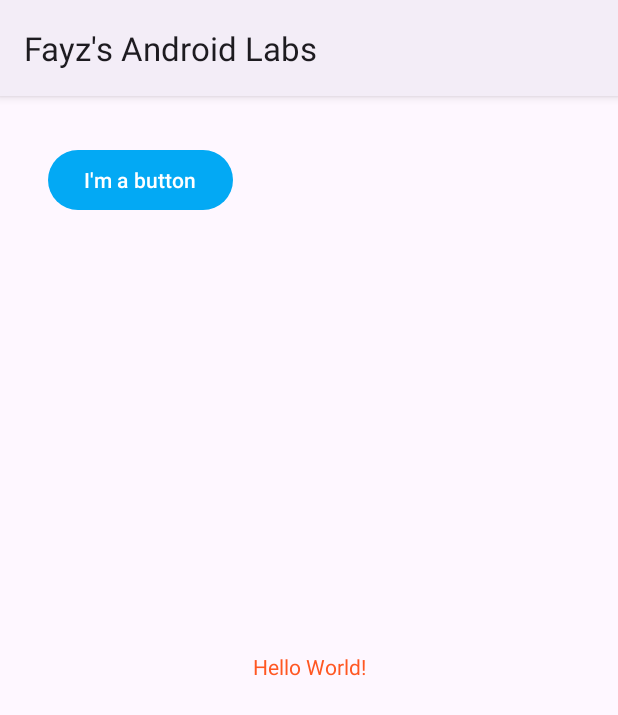
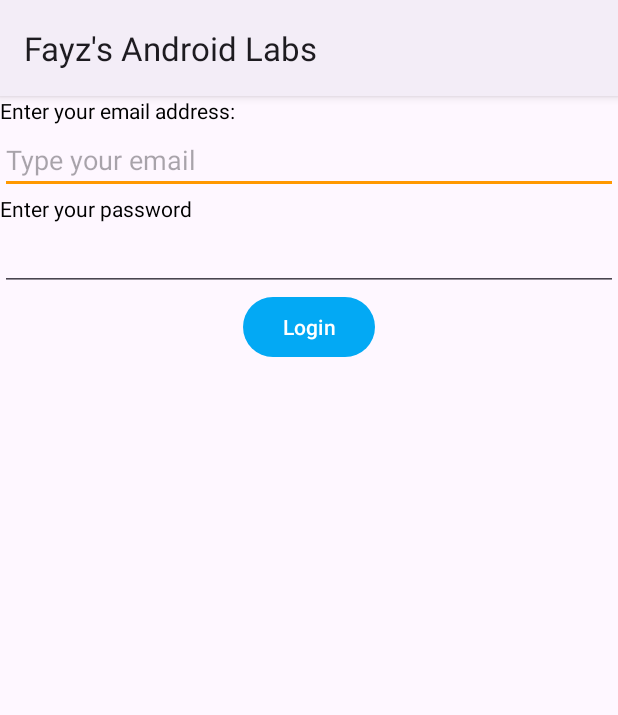
Before and after one commit to fizovoo/MyAndroidLabs, an Android app: the screen it shows after launch (MainActivity), on a phone screen of 412 x 824 dp. Shown: the top 715 px of the screen. Run offline under Robolectric (Android 15) with nearby library versions, the phone set to English and light mode, and no system bars.

Commit message:
Finished Lab 4

```diff
--- a/app/build.gradle
+++ b/app/build.gradle
@@ -5,6 +5,10 @@ plugins {
 android {
     namespace 'algonquin.cst2335.resh0004'
     compileSdk 33
+
+    buildFeatures{
+        viewBinding true
+    }
 
     defaultConfig {
         applicationId "algonquin.cst2335.resh0004"
--- a/app/src/main/java/algonquin/cst2335/resh0004/MainActivity.java
+++ b/app/src/main/java/algonquin/cst2335/resh0004/MainActivity.java
@@ -2,11 +2,37 @@ package algonquin.cst2335.resh0004;
 
 import androidx.appcompat.app.AppCompatActivity;
 
+import android.content.Intent;
 import android.os.Bundle;
 import android.util.Log;
 
+import algonquin.cst2335.resh0004.databinding.ActivityMainBinding;
+
 public class MainActivity extends AppCompatActivity {
     private static String TAG = "MainActivity";
+    protected ActivityMainBinding binding;
+
+    @Override
+    protected void onCreate(Bundle savedInstanceState) {
+        super.onCreate(savedInstanceState);
+        binding = ActivityMainBinding.inflate(getLayoutInflater());
+        setContentView(R.layout.activity_main);
+        Log.w(TAG, "In onCreate() - Loading Widgets");
+        setContentView(binding.getRoot());
+        binding.loginButton.setOnClickListener(clk ->
+        {
+            Log.e(TAG, "You Clicked the button");
+            Intent nextPage = new Intent(this, SecondActivity.class);
+
+            String input = binding.editText.getText().toString();
+            String password = binding.editText2.getText().toString();
+
+            nextPage.putExtra("Email", input);
+            nextPage.putExtra("PASSWORD", password);
+
+            startActivity(nextPage);
+        });
+    }
     @Override
     protected void onStop() {
         Log.w(TAG, "The application is no longer visible.");
@@ -37,12 +63,6 @@ public class MainActivity extends AppCompatActivity {
         super.onDestroy();
     }
 
-    @Override
-    protected void onCreate(Bundle savedInstanceState) {
 
 
-        Log.w( "MainActivity", "In onCreate() - Loading Widgets" );
-        super.onCreate(savedInstanceState);
-        setContentView(R.layout.activity_main);
-    }
 }
--- a/app/src/main/res/layout/activity_main.xml
+++ b/app/src/main/res/layout/activity_main.xml
@@ -8,30 +8,52 @@
 
 
     <TextView
+        android:id="@+id/textView"
+        android:layout_width="175dp"
+        android:layout_height="20dp"
+        android:text="Enter your email address:"
+        tools:layout_editor_absoluteX="2dp"
+        tools:layout_editor_absoluteY="2dp"
+        tools:ignore="MissingConstraints" />
+
+    <EditText
+        android:id="@+id/editText"
+        android:layout_width="0dp"
+        android:layout_height="wrap_content"
+        android:ems="10"
+        android:inputType="text"
+        android:hint="Type your email"
+        app:layout_constraintEnd_toEndOf="parent"
+        app:layout_constraintStart_toStartOf="parent"
+        app:layout_constraintTop_toBottomOf="@+id/textView" />
+
+    <TextView
+        android:id="@+id/textView2"
         android:layout_width="wrap_content"
         android:layout_height="wrap_content"
-        android:text="@string/hello_message"
-        app:layout_constraintBottom_toBottomOf="parent"
+        android:text="Enter your password"
+        app:layout_constraintStart_toStartOf="parent"
+        app:layout_constraintTop_toBottomOf="@+id/editText" />
+
+    <EditText
+        android:id="@+id/editText2"
+        android:layout_width="0dp"
+        android:layout_height="wrap_content"
+        android:ems="10"
+        android:inputType="textPassword"
+        android:text=""
         app:layout_constraintEnd_toEndOf="parent"
         app:layout_constraintStart_toStartOf="parent"
-        app:layout_constraintTop_toTopOf="parent" />
+        app:layout_constraintTop_toBottomOf="@+id/textView2" />
 
     <Button
-        android:id="@+id/button"
+        android:id="@+id/loginButton"
         android:layout_width="wrap_content"
         android:layout_height="wrap_content"
-        android:layout_marginStart="32dp"
-        android:text="@string/button_message"
-        app:layout_constraintStart_toEndOf="parent"
-        app:layout_constraintTop_toTopOf="parent" />
+        android:text="Login"
+        app:layout_constraintEnd_toEndOf="parent"
+        app:layout_constraintStart_toStartOf="parent"
+        app:layout_constraintTop_toBottomOf="@+id/editText2" />
 
-    <Button
-        android:id="@+id/button2"
-        android:layout_width="wrap_content"
-        android:layout_height="wrap_content"
-        android:layout_marginStart="32dp"
-        android:layout_marginTop="32dp"
-        android:text="@string/button_message"
-        app:layout_constraintStart_toStartOf="parent"
-        app:layout_constraintTop_toTopOf="parent" />
+
 </androidx.constraintlayout.widget.ConstraintLayout>
--- a/app/src/main/res/values/colors.xml
+++ b/app/src/main/res/values/colors.xml
@@ -3,7 +3,7 @@
     <color name="my_primary">#03A9F4</color>
     <color name="my_secondary">#FF9800</color>
     <color name="my_statusBar">#3F51B5</color>
-    <color name="my_text">#FF5722</color>
+    <color name="my_text">#FF000000</color>
 
     <color name="black">#FF000000</color>
     <color name="white">#FFFFFFFF</color>
--- a/app/src/main/res/values/strings.xml
+++ b/app/src/main/res/values/strings.xml
@@ -1,5 +1,7 @@
 <resources>
     <string name="app_name">Fayz\'s Android Labs</string>
-    <string name="hello_message">Hello World!</string>
-    <string name="button_message">I\'m a button</string>
+    <string name="email_address">Enter your email address:</string>
+    <string name="edit_text"></string>
+    <string name="password">Type your password</string>
+    <string name="button_message">Login</string>
 </resources>
```
Also changed, not shown: app/src/main/AndroidManifest.xml (+8 -0 lines), app/src/main/java/algonquin/cst2335/resh0004/SecondActivity.java (added, +97 -0 lines), app/src/main/res/layout/activity_second.xml (added, +66 -0 lines).
